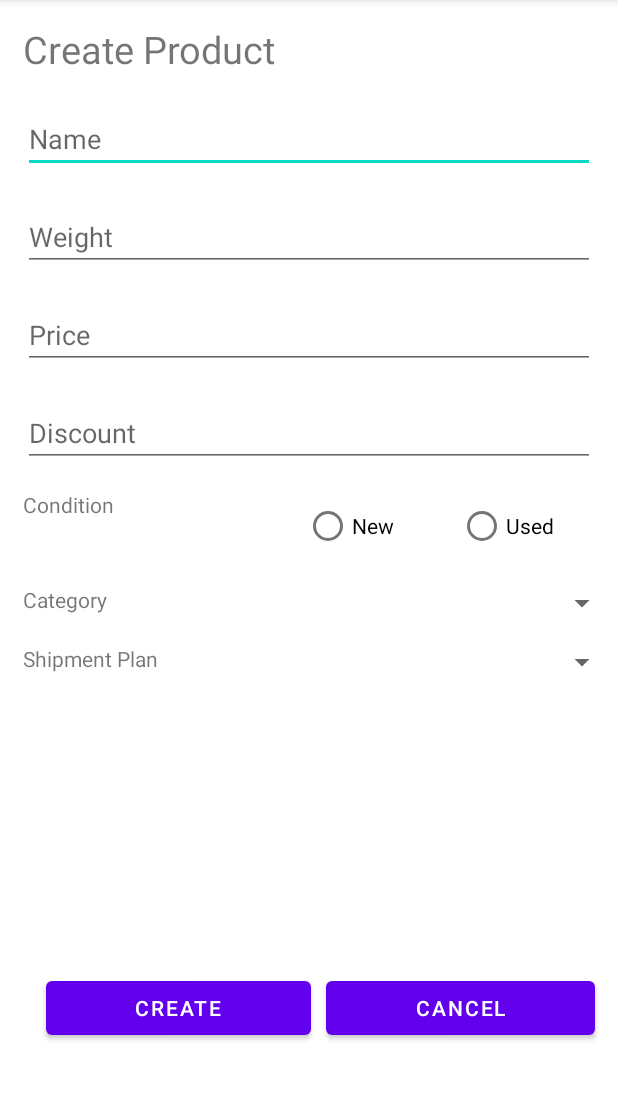
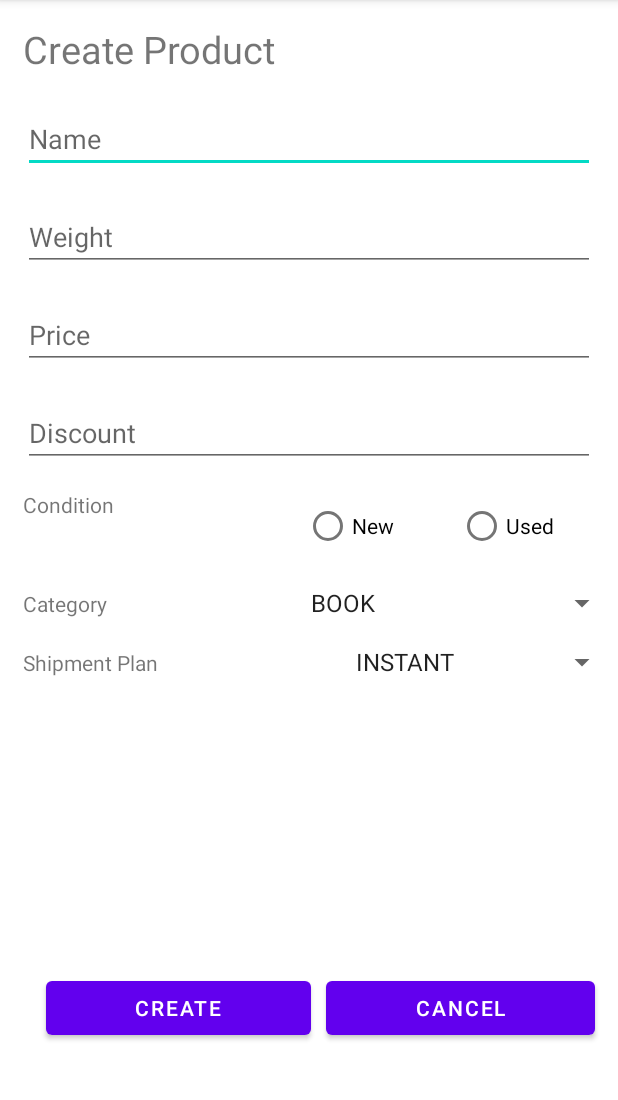
Before and after one commit to BagusNurhudaUI/jmart-android, an Android app: the CreateProductActivity screen opened directly, with no data from a screen before it, on a phone screen of 412 x 824 dp, the part 84-1184 px from its top. Run offline under Robolectric (Android 15) with nearby library versions, the phone set to English and light mode, and no system bars; our stand-ins replace Volley; network calls fail.

Commit message:
TUTAM 9 - Bagus Nurhuda

```diff
--- a/app/src/main/java/com/BagusJmartMH/AboutMeActivity.java
+++ b/app/src/main/java/com/BagusJmartMH/AboutMeActivity.java
@@ -137,6 +137,11 @@ public class AboutMeActivity extends AppCompatActivity {
                                 Toast.makeText(AboutMeActivity.this, "Register Store Sukses", Toast.LENGTH_SHORT).show();
                                 l2.setVisibility(v.GONE);
                                 l3.setVisibility(v.VISIBLE);
+                                account=gson.fromJson(response, Account.class);
+                                tvHasilName.setText(account.store.name);
+                                tvHasilAddress.setText(account.store.address);
+                                tvHasilPhone.setText(account.store.phoneNumber);
+
                             }
                         }catch (JSONException e) {
                             e.printStackTrace();
--- a/app/src/main/java/com/BagusJmartMH/request/CreateProductRequest.java
+++ b/app/src/main/java/com/BagusJmartMH/request/CreateProductRequest.java
@@ -8,7 +8,7 @@ import java.util.HashMap;
 import java.util.Map;
 
 public class CreateProductRequest extends StringRequest {
-    private static final String URL = "http://192.168.1.12:7721/product/create";
+    private static final String URL = "http://10.0.2.2:8084/product/create";
     private final Map<String, String> params;
 
     public CreateProductRequest(int id, String NameProduct, int WeightProduct, boolean ConditionProduct, double priceProduct, double discountProduct, ProductCategory productCategory, byte shipmentPlans, Response.Listener<String> listener, Response.ErrorListener errorListener){
--- a/app/src/main/java/com/BagusJmartMH/request/FilterRequest.java
+++ b/app/src/main/java/com/BagusJmartMH/request/FilterRequest.java
@@ -8,7 +8,7 @@ import java.util.HashMap;
 import java.util.Map;
 
 public class FilterRequest extends StringRequest {
-    private static final String URL_FORMAT = "http://192.168.1.12:8084/product/getFiltered?page=%s&pageSize=%s&accountId=%s&search=%s&minPrice=%s&maxPrice=%s&category=%s";
+    private static final String URL_FORMAT = "http://10.0.2.2:8084/product/getFiltered?page=%s&pageSize=%s&accountId=%s&search=%s&minPrice=%s&maxPrice=%s&category=%s";
     private final Map<String, String> params;
 
     public FilterRequest(int page, int pageSize, int accountId, String search, int minPrice, int maxPrice, ProductCategory category, Response.Listener<String> listener, Response.ErrorListener errorListener) {
--- a/app/src/main/java/com/BagusJmartMH/request/LoginRequest.java
+++ b/app/src/main/java/com/BagusJmartMH/request/LoginRequest.java
@@ -8,7 +8,7 @@ import java.util.Map;
 
 
 public class LoginRequest<listener> extends StringRequest{
-    private static final String URL = "http://192.168.1.12:8084/account/login";
+    private static final String URL = "http://10.0.2.2:8084/account/login";
     private final Map<String,String> params;
 
     public LoginRequest( String email,String password,
--- a/app/src/main/java/com/BagusJmartMH/request/RegisterRequest.java
+++ b/app/src/main/java/com/BagusJmartMH/request/RegisterRequest.java
@@ -7,7 +7,7 @@ import java.util.Map;
 
 
 public class RegisterRequest extends StringRequest{
-    private static final String URL = "http://192.168.1.12:8084/account/register";
+    private static final String URL = "http://10.0.2.2:8084/account/register";
     private final Map<String,String> params;
 
     public RegisterRequest(String name,
--- a/app/src/main/java/com/BagusJmartMH/request/RegisterStoreRequest.java
+++ b/app/src/main/java/com/BagusJmartMH/request/RegisterStoreRequest.java
@@ -10,7 +10,7 @@ import java.util.HashMap;
 import java.util.Map;
 
 public class RegisterStoreRequest extends StringRequest {
-    private static final String URL = "http://192.168.1.12:8084/account/%d/registerStore";
+    private static final String URL = "http://10.0.2.2:8084/account/%d/registerStore";
     private final Map<String, String> params;
 
     public RegisterStoreRequest(int id, String StoreName, String StoreAddress, String StorePhone, Response.Listener<String> listener, Response.ErrorListener errorListener){
--- a/app/src/main/java/com/BagusJmartMH/request/RequestFactory.java
+++ b/app/src/main/java/com/BagusJmartMH/request/RequestFactory.java
@@ -9,8 +9,8 @@ import java.util.Map;
 
 public class RequestFactory
 {
-    private static final String URL_FORMAT_ID = "http://192.168.1.12:8080/%s/%d";
-    private static final String URL_FORMAT_PAGE = "http://192.168.1.12:8080/%s/page?page=%s&pageSize=%s";
+    private static final String URL_FORMAT_ID = "http://10.0.2.2:8084/%s/%d";
+    private static final String URL_FORMAT_PAGE = "http://10.0.2.2:8084/%s/page?page=%s&pageSize=%s";
     public static StringRequest getById
             (
                     String parentURI,
--- a/app/src/main/java/com/BagusJmartMH/request/TopupRequest.java
+++ b/app/src/main/java/com/BagusJmartMH/request/TopupRequest.java
@@ -8,7 +8,7 @@ import java.util.HashMap;
 import java.util.Map;
 
 public class TopupRequest extends StringRequest {
-    private static final String URL = "http://192.168.1.12:8084/account/%d/topUp";
+    private static final String URL = "http://10.0.2.2:8084/account/%d/topUp";
     private final Map<String, String> params;
 
     public TopupRequest(int id, double balance, Response.Listener<String> listener, Response.ErrorListener errorListener){
--- a/app/src/main/res/layout/activity_about_me.xml
+++ b/app/src/main/res/layout/activity_about_me.xml
@@ -198,7 +198,7 @@
             android:layout_height="wrap_content"
             android:orientation="vertical"
             android:layout_marginTop="15dp"
-            android:visibility="gone">
+            >
 
             <TextView
                 android:layout_width="match_parent"
@@ -226,7 +226,7 @@
                     android:layout_width="wrap_content"
                     android:layout_height="wrap_content"
                     android:layout_weight="3"
-                    android:text="Ramadhan Berkah Jaya"
+                    android:text=""
                     android:gravity="right"
                     android:textStyle="bold"/>
 
--- a/app/src/main/res/values/arrays.xml
+++ /dev/null
@@ -1,5 +0,0 @@
-<?xml version="1.0" encoding="utf-8"?>
-<resources>
-    <string-array name="category">array</string-array>
-    <string-array name="shipmentPlans">shipmentPlans</string-array>
-</resources>
--- a/app/src/main/res/values/strings.xml
+++ b/app/src/main/res/values/strings.xml
@@ -1,4 +1,37 @@
 <resources>
+    <string-array name="shipmentPlans">
+        <item>INSTANT</item>
+        <item>SAME DAY</item>
+        <item>NEXT DAY</item>
+        <item>REGULER</item>
+        <item>KARGO</item>
+    </string-array>
+
+    <string-array name="category">
+        <item>BOOK</item>
+        <item>KITCHEN</item>
+        <item>ELECTRONIC</item>
+        <item>FASHION</item>
+        <item>GAMING</item>
+        <item>GADGET</item>
+        <item>MOTHERCARE</item>
+        <item>COSMETICS</item>
+        <item>HEALTHCARE</item>
+        <item>FURNITURE</item>
+        <item>JEWELRY</item>
+        <item>TOYS</item>
+        <item>FNB</item>
+        <item>STATIONERY</item>
+        <item>SPORTS</item>
+        <item>AUTOMOTIVE</item>
+        <item>PETCARE</item>
+        <item>ART_CRAFT</item>
+        <item>CARPENTRY</item>
+        <item>MISCELLANEOUS</item>
+        <item>PROPERTY</item>
+        <item>TRAVEL</item>
+        <item>WEDDING</item>
+    </string-array>
     <string name="app_name">jmart-android</string>
     <string name="account_details">Account Details</string>
     <string name="name">Name</string>
```
